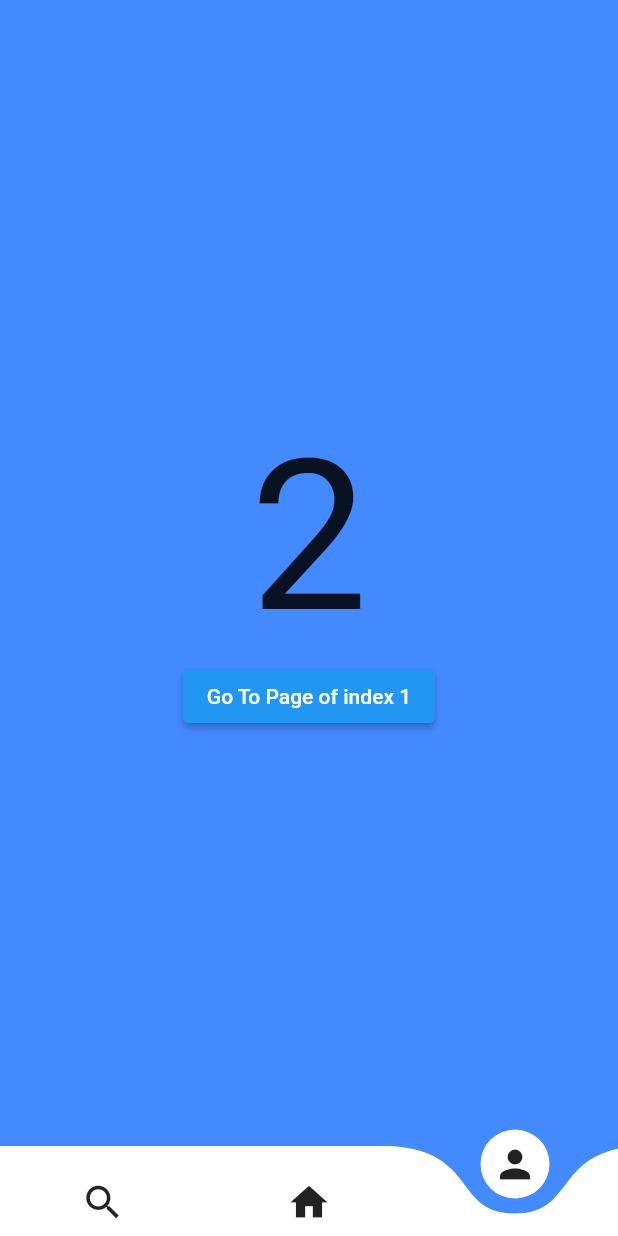
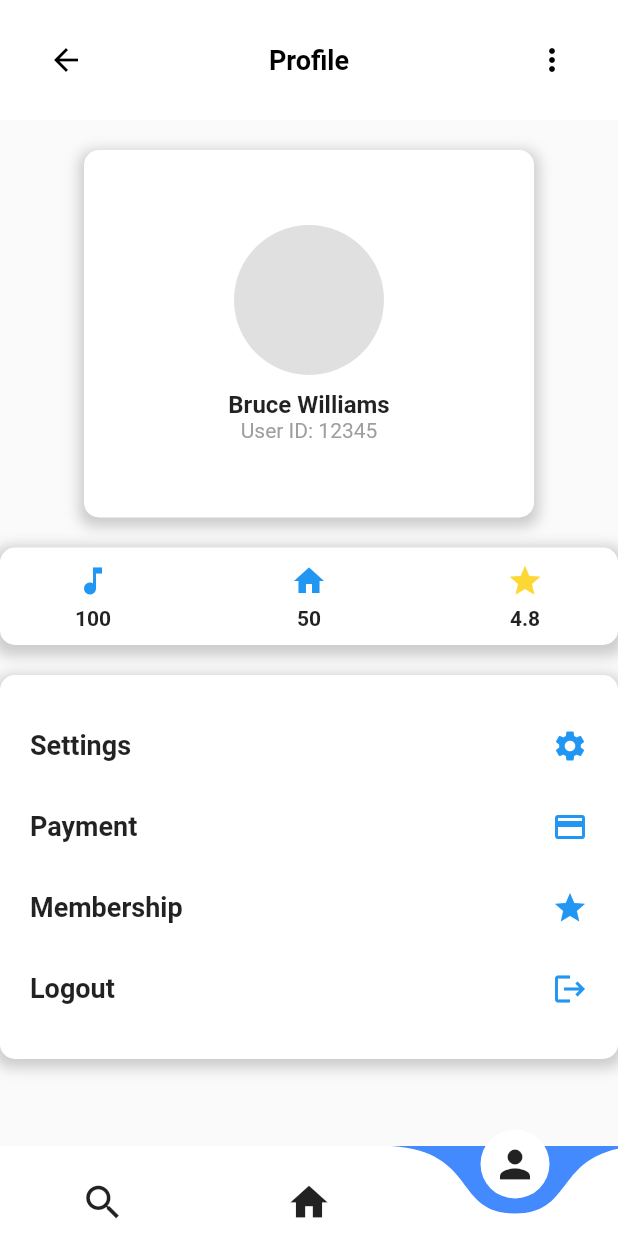
Before and after one commit to erkanrcelik/choosicbox, a Flutter app: the AppFrame screen opened by its route, item 3 of the bottom bar chosen, on a phone screen of 412 x 824 dp. Run offline on Flutter 3.47's test engine with Material 2 defaults, Android fonts, the phone set to English and light mode, and no system bars; drawn by our look-alikes of curved_navigation_bar; our stand-ins replace firebase_core, flutter_screenutil, get, introduction_screen; missing offline and left inert: simple_ripple_animation; accounts and stored records are empty; network calls fail.

Commit message:
YAKALA REİSSSSSSS HOPSS OLTAAAAAA

```diff
--- a/lib/screens/home/Homepage/View/home.dart
+++ b/lib/screens/home/home/View/home.dart
@@ -1,6 +1,6 @@
 import 'package:flutter/material.dart';
 
-class HomeScreen extends StatelessWidget {
+class HomePageView extends StatelessWidget {
   @override
   Widget build(BuildContext context) {
     return Scaffold(
--- a/lib/screens/home/profile/View/profile.dart
+++ b/lib/screens/home/profile/View/profile.dart
@@ -1,7 +1,7 @@
 import 'package:flutter/cupertino.dart';
 import 'package:flutter/material.dart';
 
-class ProfileScreen extends StatelessWidget {
+class ProfilePageView extends StatelessWidget {
   @override
   Widget build(BuildContext context) {
     return const Scaffold(
--- a/lib/screens/navigation/bottom_navigation.dart
+++ b/lib/screens/navigation/bottom_navigation.dart
@@ -1,5 +1,7 @@
+import 'package:choosicbox/screens/home/home/View/home.dart';
+import 'package:choosicbox/screens/home/profile/View/profile.dart';
+import 'package:curved_navigation_bar/curved_navigation_bar.dart';
 import 'package:flutter/material.dart';
-import 'package:curved_navigation_bar/curved_navigation_bar.dart';
 
 class AppFrame extends StatefulWidget {
   @override
@@ -7,17 +9,23 @@ class AppFrame extends StatefulWidget {
 }
 
 class _AppFrameState extends State<AppFrame> {
-  int _page = 1; // Başlangıçta Home sayfası için _page değerini 1 olarak ayarlayın.
+  int _page = 1;
   GlobalKey<CurvedNavigationBarState> _bottomNavigationKey = GlobalKey();
+
+  final List<Widget> _pages = [
+    HomePageView(),
+    HomePageView(),
+    ProfilePageView(),
+  ];
 
   @override
   Widget build(BuildContext context) {
     return Scaffold(
       bottomNavigationBar: CurvedNavigationBar(
         key: _bottomNavigationKey,
-        index: _page, // _page değerini buraya ayarlayın
+        index: _page,
         height: 60.0,
-        items: <Widget>[
+        items: [
           Icon(Icons.search, size: 30),
           Icon(Icons.home, size: 30),
           Icon(Icons.person, size: 30),
@@ -34,25 +42,7 @@ class _AppFrameState extends State<AppFrame> {
         },
         letIndexChange: (index) => true,
       ),
-      body: Container(
-        color: Colors.blueAccent,
-        child: Center(
-          child: Column(
-            mainAxisAlignment: MainAxisAlignment.center,
-            children: <Widget>[
-              Text(_page.toString(), textScaleFactor: 10.0),
-              ElevatedButton(
-                child: Text('Go To Page of index 1'),
-                onPressed: () {
-                  final CurvedNavigationBarState? navBarState =
-                      _bottomNavigationKey.currentState;
-                  navBarState?.setPage(1);
-                },
-              )
-            ],
-          ),
-        ),
-      ),
+      body: _pages[_page],
     );
   }
 }
```
Also changed, not shown: lib/screens/home/home/Model/routing.dart (added), lib/screens/home/home/ViewModel/routing.dart (added), 1 other file.
